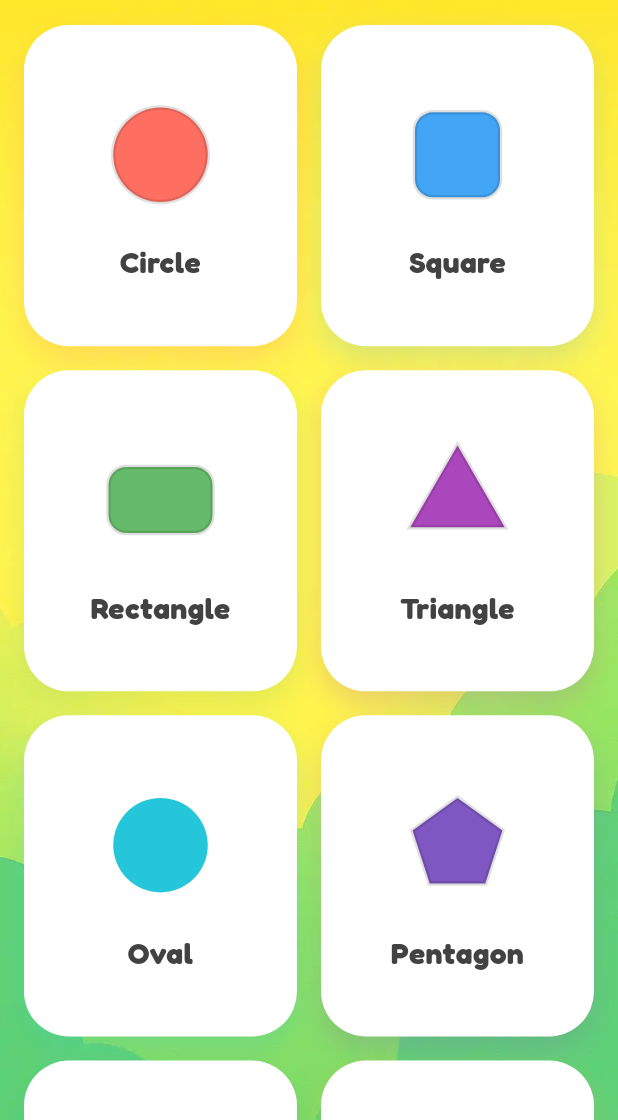
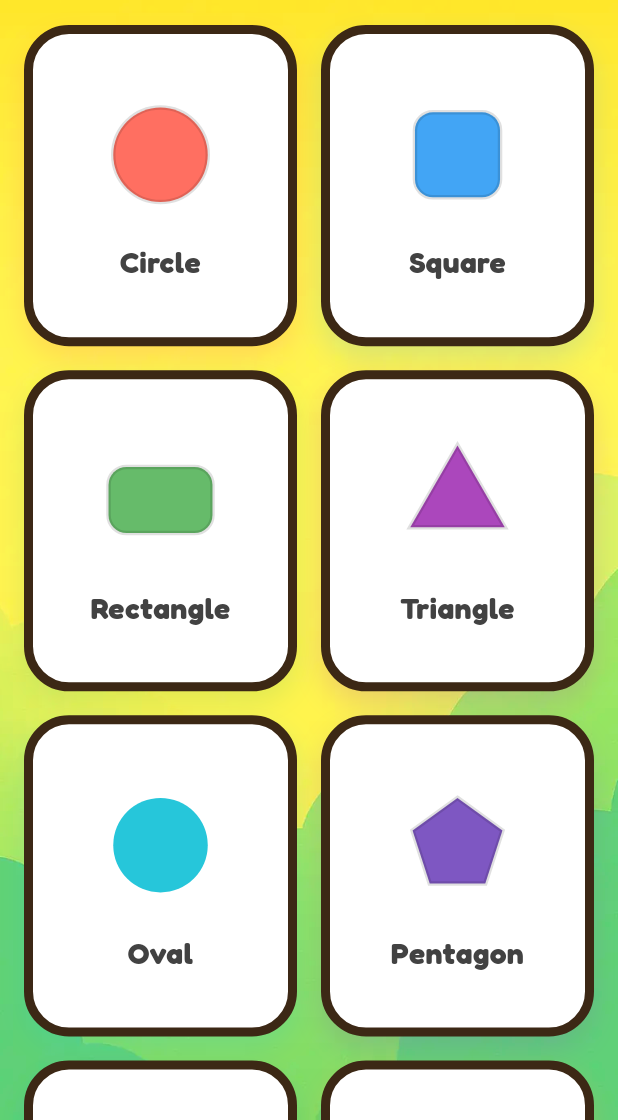
Before and after one commit to argadenil/zinzy, a Flutter app: the ShapesScreen screen opened directly, on a phone screen of 412 x 824 dp, the part 116-1236 px from its top. Run offline on Flutter 3.47's test engine with Material 3 defaults, Android fonts, the phone set to English and light mode, and no system bars; our stand-ins replace audioplayers, camera, confetti, flutter_tts, google_fonts, lottie and 2 more; missing offline and left inert: flutter_3d_controller, hand_landmarker.

Commit message:
changes added

```diff
--- a/lib/screens/shapes/shapesscreen.dart
+++ b/lib/screens/shapes/shapesscreen.dart
@@ -343,6 +343,7 @@ class ShapeCard extends StatelessWidget {
         decoration: BoxDecoration(
           color: Colors.white,
           borderRadius: BorderRadius.circular(30),
+          border: Border.all(color: Color(0xff3c2815), width: 6),
           boxShadow: [
             BoxShadow(
               color: shape.color.withOpacity(0.2),
@@ -361,7 +362,7 @@ class ShapeCard extends StatelessWidget {
               child: shape.is3D
                   ? Icon(
                       Icons.view_in_ar_outlined,
-                      size: 70,
+                      size: 90,
                       color: shape.color,
                     )
                   : CustomPaint(painter: ShapePainter(shape.name, shape.color)),
```
